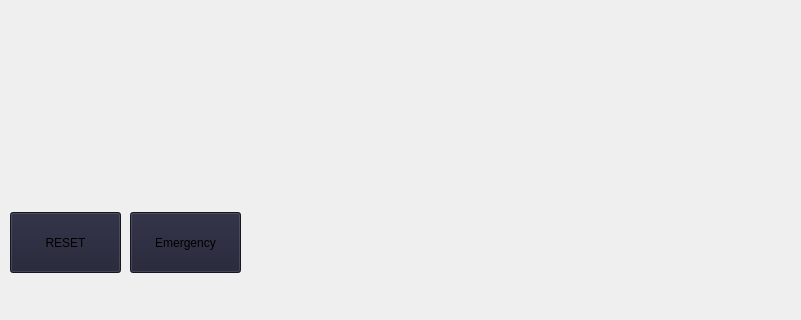
Old version of the form RPI_GUI/MainUI.ui in the repository E2ISpace/Avionics_RPi; both pictures show x 0 to 801 and y 448 to 768 of the 1366 by 768 pixel window.
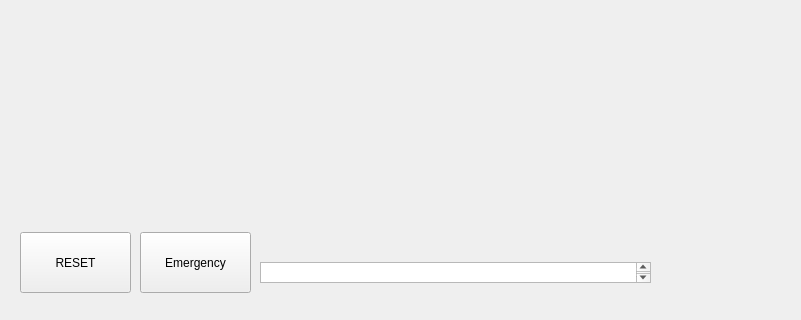
New version of the form. Icons and pictures are not drawn.

Commit message: RESET 버튼 이벤트 추가

The edit to the form file:
```diff
--- a/RPI_GUI/MainUI.ui
+++ b/RPI_GUI/MainUI.ui
@@ -17,36 +17,63 @@
    <widget class="QPushButton" name="ResetButton">
     <property name="geometry">
      <rect>
-      <x>10</x>
-      <y>660</y>
+      <x>20</x>
+      <y>680</y>
       <width>111</width>
       <height>61</height>
      </rect>
     </property>
     <property name="styleSheet">
-     <string notr="true">background-color:rgb(30, 31, 50)
+     <string notr="true">
 </string>
     </property>
     <property name="text">
      <string>RESET</string>
     </property>
+    <property name="icon">
+     <iconset>
+      <normaloff>img/Reset.png</normaloff>img/Reset.png</iconset>
+    </property>
+    <property name="autoDefault">
+     <bool>false</bool>
+    </property>
+    <property name="default">
+     <bool>false</bool>
+    </property>
+    <property name="flat">
+     <bool>false</bool>
+    </property>
    </widget>
    <widget class="QPushButton" name="EmergencyParachuteButton">
     <property name="geometry">
      <rect>
-      <x>130</x>
-      <y>660</y>
+      <x>140</x>
+      <y>680</y>
       <width>111</width>
       <height>61</height>
      </rect>
     </property>
     <property name="styleSheet">
-     <string notr="true">background-color:rgb(30, 31, 50)
+     <string notr="true">
 </string>
     </property>
     <property name="text">
      <string>Emergency</string>
     </property>
+    <property name="icon">
+     <iconset>
+      <normaloff>img/Emergency_Parachute.png</normaloff>img/Emergency_Parachute.png</iconset>
+    </property>
+   </widget>
+   <widget class="QTextEdit" name="textEdit">
+    <property name="geometry">
+     <rect>
+      <x>260</x>
+      <y>710</y>
+      <width>391</width>
+      <height>21</height>
+     </rect>
+    </property>
    </widget>
   </widget>
   <widget class="QMenuBar" name="menubar">
```
Left out of the diff: 29 changed lines with no effect on the pictures. The commit also changes 3 other files.
